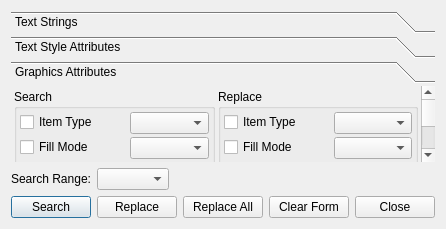
Qt form Scribus/scribus/ui/searchreplacedialog.ui (AlterScribus/ece15) before a commit.
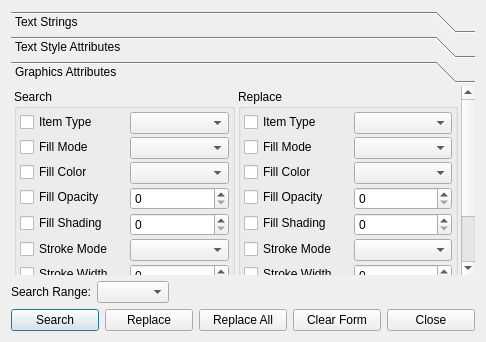
The same form after that commit. Custom widgets are drawn as their Qt base class.

```diff
--- a/Scribus/scribus/ui/searchreplacedialog.ui
+++ b/Scribus/scribus/ui/searchreplacedialog.ui
@@ -6,8 +6,8 @@
    <rect>
     <x>0</x>
     <y>0</y>
-    <width>444</width>
-    <height>229</height>
+    <width>486</width>
+    <height>342</height>
    </rect>
   </property>
   <property name="windowTitle">
@@ -406,8 +406,8 @@
        <rect>
         <x>0</x>
         <y>0</y>
-        <width>411</width>
-        <height>270</height>
+        <width>455</width>
+        <height>279</height>
        </rect>
       </property>
       <attribute name="label">
```
Left out of the diff: 125 changed lines with no effect on the pictures.
